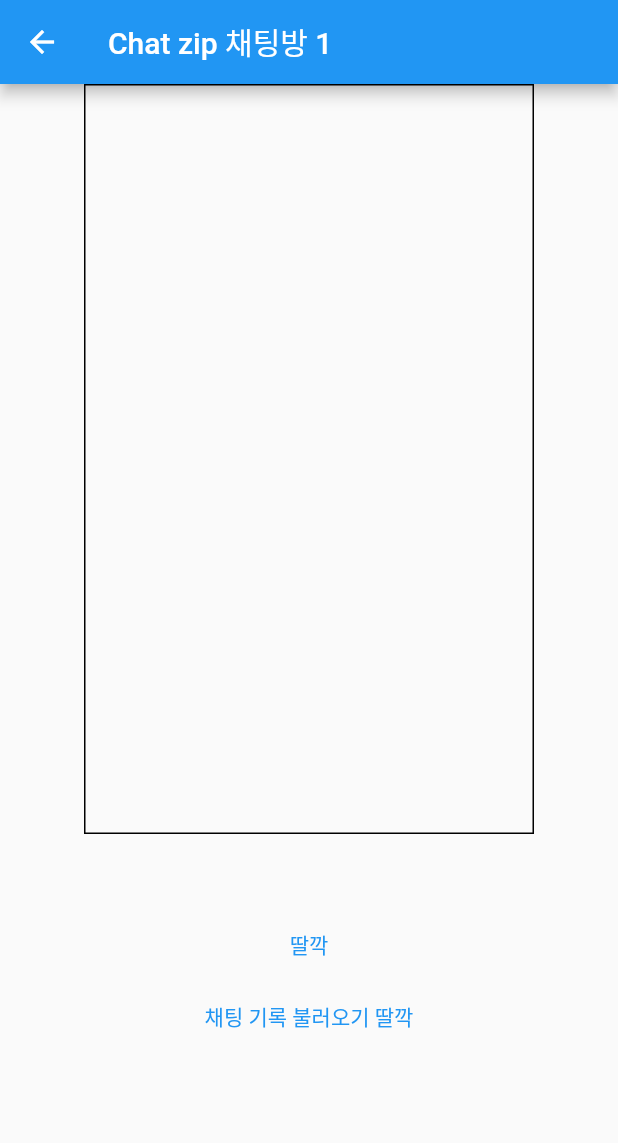
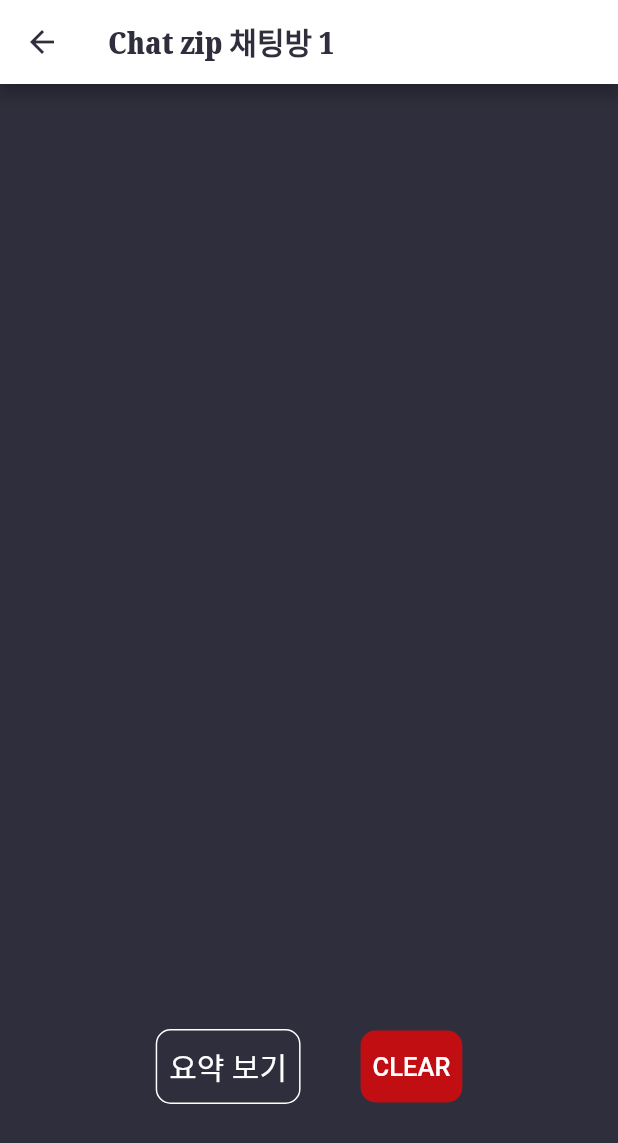
Before and after one commit to PNU-ChatZip/BiG_Data_Hakathon_ChatZip, a Flutter app: the ChatScreen screen opened directly with empty values, on a phone screen of 412 x 824 dp. Shown: the top 1143 px of the screen. Run offline on Flutter 3.47's test engine with Material 2 defaults, Android fonts, the phone set to English and light mode, and no system bars; our stand-ins replace shared_preferences, sqflite; missing offline and left inert: notification_listener_service; accounts and stored records are empty; Roboto replaces fonts that are missing (Noto_Serif_KR).

Commit message:
chat_screen page design update

```diff
--- a/lib/screens/chat_channel_screen.dart
+++ b/lib/screens/chat_channel_screen.dart
@@ -164,19 +164,25 @@
                         ),
                       );
                     },
+                    child: Padding(
+                      padding: const EdgeInsets.symmetric(
+                        vertical: 10,
+                        horizontal: 5,
+                      ),
                       child: Row(
                         children: [
                           const Icon(Icons.ice_skating),
                           Text(
                             'ROOM $channel',
                             style: const TextStyle(
-                            fontSize: 20,
+                              fontSize: 35,
                               fontWeight: FontWeight.w600,
                               color: Colors.white,
                               fontFamily: 'Noto_Serif',
                             ),
                           ),
                         ],
+                      ),
                     ),
                   ),
                   trailing: Switch(
--- a/lib/screens/chat_screen.dart
+++ b/lib/screens/chat_screen.dart
@@ -139,33 +139,71 @@
   @override
   Widget build(BuildContext context) {
     return Scaffold(
+      backgroundColor: const Color.fromRGBO(46, 46, 60, 1),
       appBar: AppBar(
-        title: Text('Chat zip 채팅방 ${widget.channelIndex + 1}'),
+        iconTheme: const IconThemeData(
+          color: Color.fromRGBO(46, 46, 60, 1),
+        ),
+        title: Text(
+          'Chat zip 채팅방 ${widget.channelIndex + 1}',
+          style: const TextStyle(
+            color: Color.fromRGBO(46, 46, 60, 1),
+            fontWeight: FontWeight.w800,
+            fontFamily: 'Noto_Serif',
+            fontSize: 20,
+          ),
+        ),
+        backgroundColor: Colors.white,
       ),
       body: Center(
         child: Column(
           crossAxisAlignment: CrossAxisAlignment.center,
           children: [
-            Container(
-              height: 500,
-              width: 300,
-              decoration: BoxDecoration(
-                border: Border.all(
-                  color: Colors.black,
-                  width: 1,
-                ),
-              ),
+            const SizedBox(
+              height: 10,
+            ),
+            SizedBox(
+              height: 600,
+              width: 400,
+              // decoration: BoxDecoration(
+              //   border: Border.all(
+              //     color: Colors.white,
+              //     width: 1,
+              //   ),
+              // ),
               child: SingleChildScrollView(
                 child: Padding(
-                  padding: const EdgeInsets.all(30),
+                  padding: const EdgeInsets.symmetric(
+                    vertical: 15,
+                    horizontal: 15,
+                  ),
                   child: Column(
+                    crossAxisAlignment: CrossAxisAlignment.start,
                     children: [
                       for (var text in textData)
-                        Container(
-                          decoration: BoxDecoration(
-                            border: Border.all(color: Colors.black, width: 1),
+                        Padding(
+                          padding: const EdgeInsets.symmetric(
+                            vertical: 6,
+                            //horizontal: 4,
                           ),
-                          child: Text(text),
+                          child: Container(
+                            decoration: BoxDecoration(
+                              borderRadius: BorderRadius.circular(10),
+                              color: Colors.white,
+                              border: Border.all(color: Colors.white, width: 1),
+                            ),
+                            child: Padding(
+                              padding: const EdgeInsets.all(6.0),
+                              child: Text(
+                                text,
+                                style: const TextStyle(
+                                  color: Color.fromRGBO(46, 46, 60, 1),
+                                  fontFamily: 'Noto_Serif_KR',
+                                  fontWeight: FontWeight.w400,
+                                ),
+                              ),
+                            ),
+                          ),
                         ),
                     ],
                   ),
@@ -173,31 +211,69 @@
               ),
             ),
             const SizedBox(
-              height: 50,
+              height: 20,
             ),
-            Center(
-              child: TextButton(
-                onPressed: getApiResult,
-                child: const Text("딸깍"),
-              ),
+            Row(
+              mainAxisAlignment: MainAxisAlignment.center,
+              children: [
+                Container(
+                  decoration: BoxDecoration(
+                    borderRadius: BorderRadius.circular(10),
+                    border: Border.all(
+                      width: 1,
+                      color: Colors.white,
+                    ),
+                  ),
+                  child: TextButton(
+                    onPressed: getApiResult,
+                    child: const Text(
+                      "요약 보기",
+                      style: TextStyle(
+                        color: Colors.white,
+                        fontSize: 20,
+                        fontFamily: 'Noto_Serif_KR',
+                      ),
+                    ),
+                  ),
+                ),
+                const SizedBox(
+                  width: 40,
+                ),
+                Container(
+                  decoration: BoxDecoration(
+                    borderRadius: BorderRadius.circular(10),
+                    color: const Color.fromRGBO(255, 0, 0, 0.7),
+                  ),
+                  child: TextButton(
+                    onPressed: () {},
+                    child: const Text(
+                      "CLEAR",
+                      style: TextStyle(
+                        color: Colors.white,
+                        fontSize: 17,
+                      ),
+                    ),
+                  ),
+                )
+              ],
             ),
-            TextButton(
-              onPressed: () {
-                setTextData();
-                // String result = '채팅방 갯수: ';
-                // final channels = prefs.getStringList('channels');
-                // result += '${channels!.length}';
-                // for (var k in channels) {
-                //   final channel = prefs.getStringList(k);
-                //   for (var i in channel!) {
-                //     result += i;
-                //   }
-                //   result += '\n\n\n';
-                // }
-                // getData(result);
-              },
-              child: const Text("채팅 기록 불러오기 딸깍"),
-            ),
+            // TextButton(
+            //   onPressed: () {
+            //     setTextData();
+            //     // String result = '채팅방 갯수: ';
+            //     // final channels = prefs.getStringList('channels');
+            //     // result += '${channels!.length}';
+            //     // for (var k in channels) {
+            //     //   final channel = prefs.getStringList(k);
+            //     //   for (var i in channel!) {
+            //     //     result += i;
+            //     //   }
+            //     //   result += '\n\n\n';
+            //     // }
+            //     // getData(result);
+            //   },
+            //   child: const Text("채팅 기록 불러오기 딸깍"),
+            // ),
           ],
         ),
       ),
--- a/lib/screens/home_screen.dart
+++ b/lib/screens/home_screen.dart
@@ -222,7 +222,7 @@
                       ),
                     ),
                     const SizedBox(
-                      width: 20,
+                      width: 8,
                     ),
                     const Text(
                       "Twitter",
```
Lines whose indentation alone changed are shown as unchanged.
